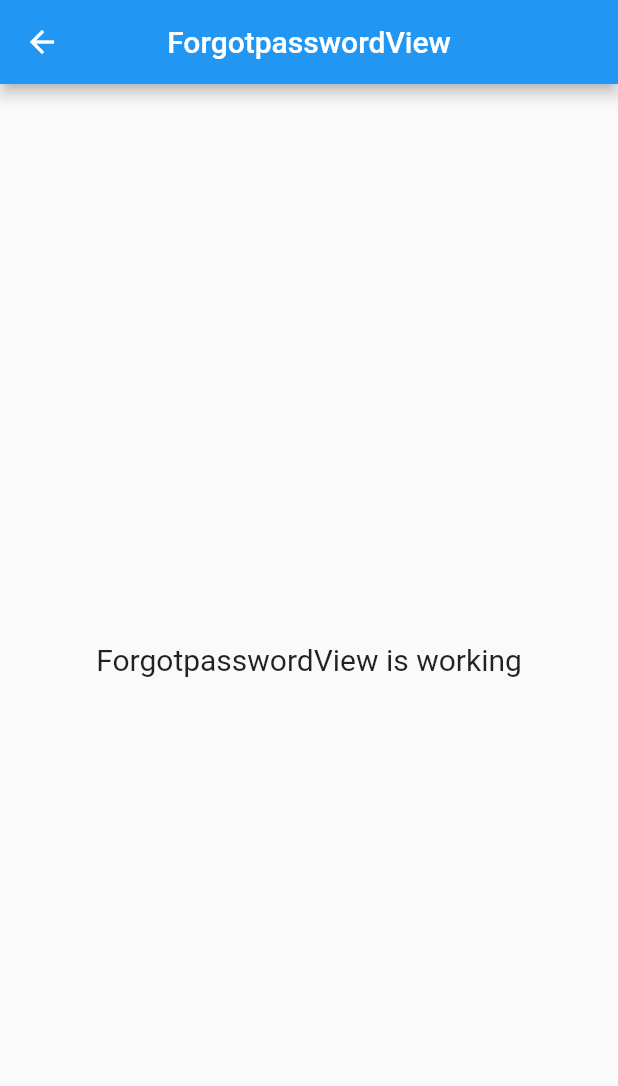
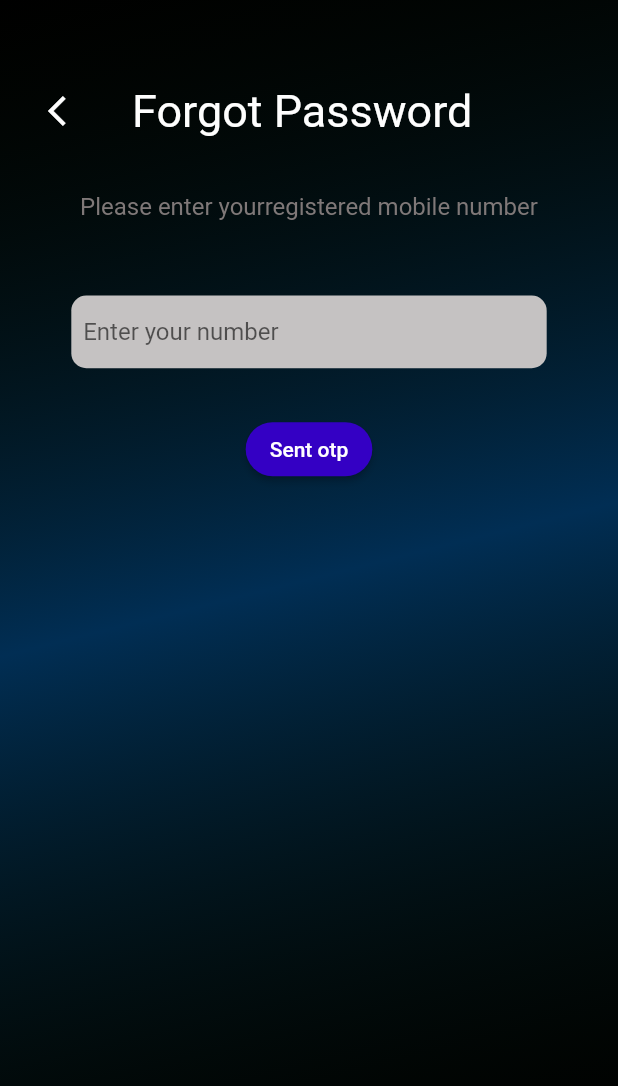
Before and after one commit to sayanths/rent-a-car-app, a Flutter app: the ForgotpasswordView screen opened by its route, on a phone screen of 412 x 824 dp. Shown: the top 1086 px of the screen. Run offline on Flutter 3.47's test engine with Material 2 defaults, Android fonts, the phone set to English and light mode, and no system bars; our stand-ins replace flutter_image_slideshow, get, google_fonts; missing offline and left inert: iconify_flutter; network calls fail; Roboto replaces fonts that are missing (Amaranth).

Commit message:
forgot password page ui completed

```diff
--- a/lib/app/modules/forgotpassword/views/forgotpassword_view.dart
+++ b/lib/app/modules/forgotpassword/views/forgotpassword_view.dart
@@ -1,21 +1,59 @@
+import 'package:carzz/app/constants/colors/colors.dart';
+import 'package:carzz/app/constants/fonts/fonts.dart';
+import 'package:carzz/app/constants/widgets/custom_size/custom_size.dart';
+import 'package:carzz/app/modules/home/views/widget/bg_color.dart';
+import 'package:carzz/app/modules/signup/views/signup_view.dart';
 import 'package:flutter/material.dart';
-
 import 'package:get/get.dart';
-
 import '../controllers/forgotpassword_controller.dart';
 
 class ForgotpasswordView extends GetView<ForgotpasswordController> {
   @override
   Widget build(BuildContext context) {
+    final size = MediaQuery.of(context).size;
     return Scaffold(
-      appBar: AppBar(
-        title: Text('ForgotpasswordView'),
-        centerTitle: true,
-      ),
-      body: Center(
-        child: Text(
-          'ForgotpasswordView is working',
-          style: TextStyle(fontSize: 20),
+      backgroundColor: black,
+      body: SafeArea(
+        child: customContainer(
+          Column(
+            children: [
+              height50,
+              CustomBackArrowWithTitle(
+                title: 'Forgot Password',
+              ),
+              height30,
+              Text(
+                "Please enter yourregistered mobile number",
+                style: gfontsubtitlefont(cl: grey),
+              ),
+              height50,
+              Container(
+                height: size.height / 17,
+                width: size.width / 1.3,
+                decoration: BoxDecoration(
+                  color: Color.fromARGB(255, 197, 194, 194),
+                  borderRadius: BorderRadius.circular(10),
+                ),
+                child: TextFormField(
+                  decoration: InputDecoration(
+                    hintText: '  Enter your number',
+                    border: InputBorder.none,
+                  ),
+                ),
+              ),
+              height30,
+              ElevatedButton(
+                onPressed: () {},
+                child: Text(
+                  "Sent otp",
+                ),
+                style: ElevatedButton.styleFrom(
+                  primary: Color.fromARGB(255, 52, 0, 196),
+                  shape: StadiumBorder(),
+                ),
+              ),
+            ],
+          ),
         ),
       ),
     );
--- a/lib/app/modules/loginpage/views/loginpage_view.dart
+++ b/lib/app/modules/loginpage/views/loginpage_view.dart
@@ -1,6 +1,7 @@
 import 'package:carzz/app/constants/colors/colors.dart';
 import 'package:carzz/app/constants/fonts/fonts.dart';
 import 'package:carzz/app/constants/widgets/custom_size/custom_size.dart';
+import 'package:carzz/app/modules/forgotpassword/views/forgotpassword_view.dart';
 import 'package:carzz/app/modules/home/views/widget/bg_color.dart';
 import 'package:carzz/app/modules/signup/views/signup_view.dart';
 import 'package:flutter/material.dart';
@@ -75,7 +76,7 @@ class LoginpageView extends GetView<LoginpageController> {
                               style: gfontsubtitlefont(cl: white),
                             ),
                             InkWell(
-                                onTap: () => Get.to(() => SignupView()),
+                                onTap: () => Get.to(() => ForgotpasswordView()),
                                 child: Text(
                                   " Click here",
                                   style: gfontsubtitlefont(
--- a/lib/app/modules/signup/views/signup_view.dart
+++ b/lib/app/modules/signup/views/signup_view.dart
@@ -24,28 +24,8 @@ class SignupView extends GetView<SignupController> {
             child: Column(
               children: [
                 height50,
-                Row(
-                  children: [
-                    Padding(
-                      padding: const EdgeInsets.symmetric(horizontal: 20),
-                      child: IconButton(
-                          onPressed: () {
-                            Get.back();
-                          },
-                          icon: Icon(
-                            Icons.arrow_back_ios,
-                            color: white,
-                          )),
-                    ),
-                    Text(
-                      "Create an Account",
-                      style: gfontsubtitlefont(
-                        cl: white,
-                        sz: 30,
-                      ),
-                      textAlign: TextAlign.center,
-                    ),
-                  ],
+                CustomBackArrowWithTitle(
+                  title: 'Create an Account',
                 ),
                 height50,
                 LoginGlassContainer(
@@ -77,10 +57,8 @@ class SignupView extends GetView<SignupController> {
                         width: size.width / 1.5,
                         child: ElevatedButton(
                           onPressed: () {
-                            Get.offAll(
-                              () => BottomnavbarView(),
-                              transition: Transition.circularReveal,
-                            );
+                            Get.offAll(() => BottomnavbarView(),
+                                transition: Transition.circularReveal);
                           },
                           child: Text("Create"),
                           style: ElevatedButton.styleFrom(
@@ -100,3 +78,38 @@ class SignupView extends GetView<SignupController> {
     );
   }
 }
+
+class CustomBackArrowWithTitle extends StatelessWidget {
+  final String title;
+  const CustomBackArrowWithTitle({
+    Key? key,
+    required this.title,
+  }) : super(key: key);
+
+  @override
+  Widget build(BuildContext context) {
+    return Row(
+      children: [
+        Padding(
+          padding: const EdgeInsets.symmetric(horizontal: 20),
+          child: IconButton(
+              onPressed: () {
+                Get.back();
+              },
+              icon: Icon(
+                Icons.arrow_back_ios,
+                color: white,
+              )),
+        ),
+        Text(
+          title,
+          style: gfontsubtitlefont(
+            cl: white,
+            sz: 30,
+          ),
+          textAlign: TextAlign.center,
+        ),
+      ],
+    );
+  }
+}
```
